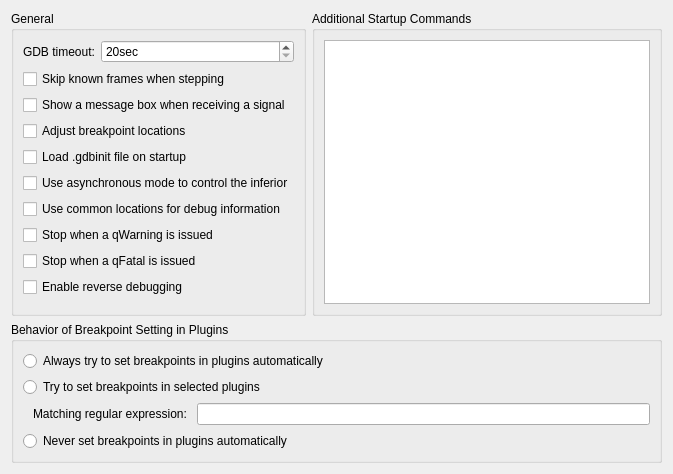
qt-creator/qt-creator, file src/plugins/debugger/gdb/gdboptionspage.ui: the form before one commit.
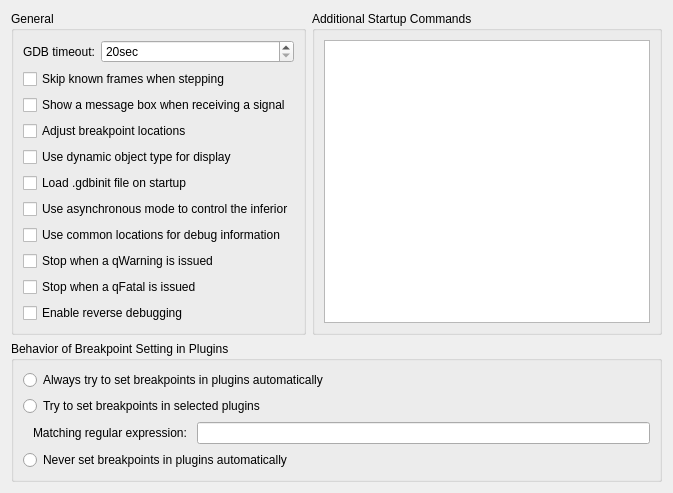
The form after the commit.

Commit message:
debugger: make use of dynamic type for dumpers configurable
It's too expensive to have it unconditionally on in some settings.
Giving the user the possibility to switch it off seems ok.

```diff
--- a/src/plugins/debugger/gdb/gdboptionspage.ui
+++ b/src/plugins/debugger/gdb/gdboptionspage.ui
@@ -92,6 +92,16 @@
        </widget>
       </item>
       <item row="4" column="0" colspan="2">
+       <widget class="QCheckBox" name="checkBoxUseDynamicType">
+        <property name="toolTip">
+         <string>This specifies whether the dynamic or the static type of objects will be displayed. Choosing the dynamic type might be slower.</string>
+        </property>
+        <property name="text">
+         <string>Use dynamic object type for display</string>
+        </property>
+       </widget>
+      </item>
+      <item row="5" column="0" colspan="2">
        <widget class="QCheckBox" name="checkBoxLoadGdbInit">
         <property name="toolTip">
          <string>This allows or inhibits reading the user's default .gdbinit file on debugger startup.</string>
@@ -101,14 +111,14 @@
         </property>
        </widget>
       </item>
-      <item row="5" column="0" colspan="2">
+      <item row="6" column="0" colspan="2">
        <widget class="QCheckBox" name="checkBoxTargetAsync">
         <property name="text">
          <string>Use asynchronous mode to control the inferior</string>
         </property>
        </widget>
       </item>
-      <item row="6" column="0" colspan="2">
+      <item row="7" column="0" colspan="2">
        <widget class="QCheckBox" name="checkBoxAutoEnrichParameters">
         <property name="toolTip">
          <string>This adds common paths to locations of debug information at debugger startup.</string>
@@ -118,21 +128,21 @@
         </property>
        </widget>
       </item>
-      <item row="7" column="0" colspan="2">
+      <item row="8" column="0" colspan="2">
        <widget class="QCheckBox" name="checkBoxBreakOnWarning">
         <property name="text">
          <string>Stop when a qWarning is issued</string>
         </property>
        </widget>
       </item>
-      <item row="8" column="0" colspan="2">
+      <item row="9" column="0" colspan="2">
        <widget class="QCheckBox" name="checkBoxBreakOnFatal">
         <property name="text">
          <string>Stop when a qFatal is issued</string>
         </property>
        </widget>
       </item>
-      <item row="9" column="0" colspan="2">
+      <item row="10" column="0" colspan="2">
        <widget class="QCheckBox" name="checkBoxEnableReverseDebugging">
         <property name="toolTip">
          <string>&lt;html&gt;&lt;head/&gt;&lt;body&gt;&lt;p&gt;Selecting this enables reverse debugging.&lt;/p&gt;&lt;.p&gt;&lt;b&gt;Note:&lt;/b&gt; This feature is very slow and unstable on the GDB side. It exhibits unpredictable behavior when going backwards over system calls and is very likely to destroy your debugging session.&lt;/p&gt;&lt;body&gt;&lt;/html&gt;</string>
```
The commit also changes 7 other files.
